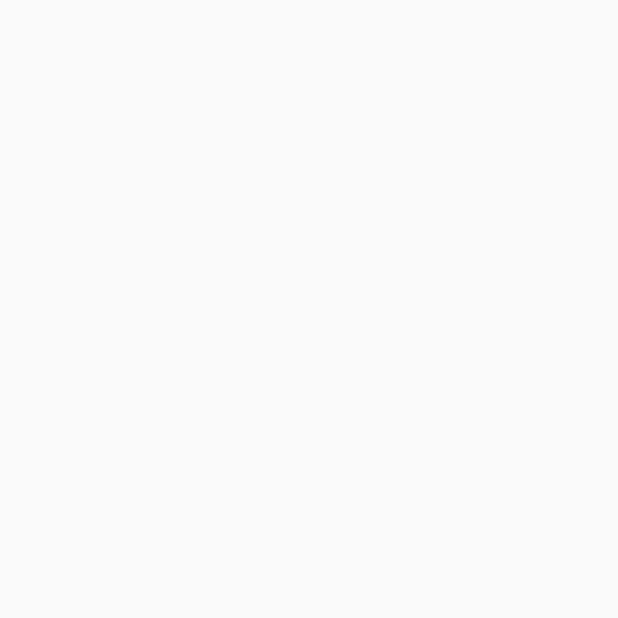
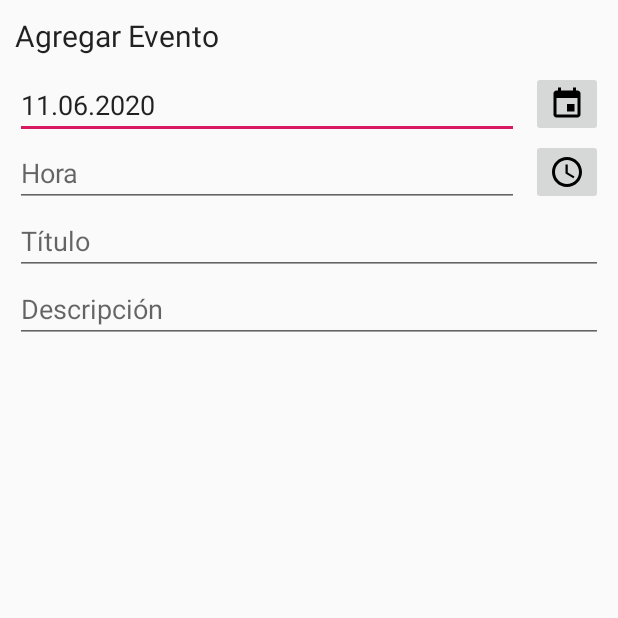
Before and after one commit to AnaBanana29/PSM_Coven, an Android app: the AgregarEventoActivity screen opened directly, with no data from a screen before it, on a phone screen of 412 x 824 dp, the top half of it. Before the commit the part shown is empty. Run offline under Robolectric (Android 15) with nearby library versions, the phone set to English and light mode, and no system bars.

Commit message:
Activity - AgregarEvento

```diff
--- a/app/build.gradle
+++ b/app/build.gradle
@@ -58,5 +58,6 @@ dependencies {
     annotationProcessor 'com.github.bumptech.glide:compiler:4.11.0'
     //noinspection GradleCompatible
     implementation 'com.android.support:cardview-v7:28.0.0'
+    implementation 'com.google.android.gms:play-services-maps:17.0.0'
 
 }
--- a/app/src/main/java/com/example/coven/AgregarEventoActivity.kt
+++ b/app/src/main/java/com/example/coven/AgregarEventoActivity.kt
@@ -1,12 +1,56 @@
 package com.example.coven
 
+import android.app.DatePickerDialog
+import android.app.TimePickerDialog
+import android.os.Bundle
+import android.widget.DatePicker
+import android.widget.EditText
+import android.widget.ImageButton
+import android.widget.Toast
 import androidx.appcompat.app.AppCompatActivity
-import android.os.Bundle
+import kotlinx.android.synthetic.main.activity_agregar_evento.*
+import java.text.SimpleDateFormat
+import java.util.*
+import javax.xml.datatype.DatatypeConstants.MONTHS
+
 
 class AgregarEventoActivity : AppCompatActivity() {
 
     override fun onCreate(savedInstanceState: Bundle?) {
+
         super.onCreate(savedInstanceState)
         setContentView(R.layout.activity_agregar_evento)
+
+        //region DatePicker
+        txt_Fecha.setText(SimpleDateFormat("dd.MM.yyyy").format(System.currentTimeMillis()))
+
+        val c = Calendar.getInstance()
+        val year = c.get(Calendar.YEAR)
+        val month = c.get(Calendar.MONTH)
+        val day = c.get(Calendar.DAY_OF_MONTH)
+
+        btn_fecha.setOnClickListener {
+
+            val dpd = DatePickerDialog(this, DatePickerDialog.OnDateSetListener { view, year, monthOfYear, dayOfMonth ->
+                // Display Selected date in TextView
+                txt_Fecha.setText("" + dayOfMonth + " " + month + ", " + year)
+            }, year, month, day)
+            dpd.show()
+
+        }
+        //endregion
+
+        //region TimePicker
+        btn_hora.setOnClickListener {
+            val cal = Calendar.getInstance()
+            val timeSetListener = TimePickerDialog.OnTimeSetListener { timePicker, hour, minute ->
+                cal.set(Calendar.HOUR_OF_DAY, hour)
+                cal.set(Calendar.MINUTE, minute)
+                txt_hora.text = SimpleDateFormat("HH:mm").format(cal.time)
+            }
+            TimePickerDialog(this, timeSetListener, cal.get(Calendar.HOUR_OF_DAY), cal.get(Calendar.MINUTE), true).show()
+        }
+        //endregion
     }
+
 }
--- a/app/src/main/java/com/example/coven/LoginActivity.kt
+++ b/app/src/main/java/com/example/coven/LoginActivity.kt
@@ -14,12 +14,12 @@ class LoginActivity : AppCompatActivity() {
 
         //region Navegación
 
-        btnEntrar.setOnClickListener{
+        btn_Entrar.setOnClickListener{
             val intent: Intent = Intent(this, HomeActivity::class.java)
             startActivity(intent)
         }
 
-        btnRegistro.setOnClickListener{
+        btn_Registro.setOnClickListener{
             val intent: Intent = Intent(this, RegistroActivity::class.java)
             startActivity(intent)
         }
--- a/app/src/main/java/com/example/coven/RegistroActivity.kt
+++ b/app/src/main/java/com/example/coven/RegistroActivity.kt
@@ -13,7 +13,7 @@ class RegistroActivity : AppCompatActivity() {
 
         //region Navegación
 
-        btnEntrar.setOnClickListener{
+        btn_Entrar.setOnClickListener{
             val intent: Intent = Intent(this, HomeActivity::class.java)
             startActivity(intent)
         }
--- /dev/null
+++ b/app/src/main/res/drawable/ic_access_time_black_24dp.xml
@@ -0,0 +1,9 @@
+<vector xmlns:android="http://schemas.android.com/apk/res/android"
+        android:width="24dp"
+        android:height="24dp"
+        android:viewportWidth="24.0"
+        android:viewportHeight="24.0">
+    <path
+        android:fillColor="#FF000000"
+        android:pathData="M11.99,2C6.47,2 2,6.48 2,12s4.47,10 9.99,10C17.52,22 22,17.52 22,12S17.52,2 11.99,2zM12,20c-4.42,0 -8,-3.58 -8,-8s3.58,-8 8,-8 8,3.58 8,8 -3.58,8 -8,8zM12.5,7H11v6l5.25,3.15 0.75,-1.23 -4.5,-2.67z"/>
+</vector>
--- a/app/src/main/res/layout/activity_agregar_evento.xml
+++ b/app/src/main/res/layout/activity_agregar_evento.xml
@@ -1,9 +1,89 @@
 <?xml version="1.0" encoding="utf-8"?>
-<androidx.constraintlayout.widget.ConstraintLayout xmlns:android="http://schemas.android.com/apk/res/android"
+<FrameLayout xmlns:android="http://schemas.android.com/apk/res/android"
     xmlns:app="http://schemas.android.com/apk/res-auto"
     xmlns:tools="http://schemas.android.com/tools"
     android:layout_width="match_parent"
     android:layout_height="match_parent"
-    tools:context=".AgregarEventoActivity">
+    tools:context=".AgregarEventoActivity"
+    android:padding="10dp">
 
-</androidx.constraintlayout.widget.ConstraintLayout>
+    <LinearLayout
+        android:layout_width="match_parent"
+        android:layout_height="match_parent"
+        android:orientation="vertical">
+
+        <TextView
+            android:layout_width="match_parent"
+            android:layout_height="wrap_content"
+            style="@style/AppTitulo"
+            android:textAlignment="textStart"
+            android:text="Agregar Evento"/>
+
+        <Space
+            android:layout_width="match_parent"
+            android:layout_height="10dp"/>
+
+        <LinearLayout
+            android:layout_width="match_parent"
+            android:layout_height="wrap_content"
+            android:orientation="horizontal">
+
+            <TextView
+                android:id="@+id/txt_Fecha"
+                android:layout_width="wrap_content"
+                android:layout_height="wrap_content"
+                style="?attr/editTextStyle"
+                android:ems="10"
+                android:inputType="date"
+                android:layout_weight="1"
+                android:hint="@string/formato_fecha"/>
+
+            <ImageButton
+                android:id="@+id/btn_fecha"
+                android:layout_width="wrap_content"
+                android:layout_height="wrap_content"
+                android:src="@drawable/ic_event_black_24dp"
+                android:layout_marginLeft="8dp"/>
+
+        </LinearLayout>
+
+        <LinearLayout
+            android:layout_width="match_parent"
+            android:layout_height="wrap_content"
+            android:orientation="horizontal">
+
+            <TextView
+                android:id="@+id/txt_hora"
+                android:layout_width="wrap_content"
+                android:layout_height="wrap_content"
+                style="?attr/editTextStyle"
+                android:ems="10"
+                android:inputType="date"
+                android:layout_weight="1"
+                android:hint="@string/formato_hora"/>
+
+            <ImageButton
+                android:id="@+id/btn_hora"
+                android:layout_width="wrap_content"
+                android:layout_height="wrap_content"
+                android:src="@drawable/ic_access_time_black_24dp"
+                android:layout_marginLeft="8dp"/>
+
+        </LinearLayout>
+
+        <EditText
+            android:id="@+id/txt_eventoTitulo"
+            android:layout_width="match_parent"
+            android:layout_height="wrap_content"
+            android:hint="Título"/>
+
+        <EditText
+            android:id="@+id/txt_eventoDescripcion"
+            android:layout_width="match_parent"
+            android:layout_height="wrap_content"
+            android:hint="Descripción"/>
+
+
+    </LinearLayout>
+
+</FrameLayout>
--- a/app/src/main/res/layout/activity_registro.xml
+++ b/app/src/main/res/layout/activity_registro.xml
@@ -64,7 +64,7 @@
         app:layout_constraintTop_toTopOf="@+id/guideline2" />
 
     <EditText
-        android:id="@+id/pwdContraseña"
+        android:id="@+id/pwd_Contraseña"
         android:layout_width="0dp"
         android:layout_height="wrap_content"
         android:layout_marginStart="24dp"
@@ -78,7 +78,7 @@
         app:layout_constraintTop_toBottomOf="@+id/txtCorreo" />
 
     <Button
-        android:id="@+id/btnEntrar"
+        android:id="@+id/btn_Entrar"
         android:layout_width="0dp"
         android:layout_height="wrap_content"
         android:layout_marginStart="24dp"
@@ -87,7 +87,7 @@
         android:text="Confirmar"
         app:layout_constraintEnd_toEndOf="parent"
         app:layout_constraintStart_toStartOf="parent"
-        app:layout_constraintTop_toBottomOf="@+id/pwdContraseña" />
+        app:layout_constraintTop_toBottomOf="@+id/pwd_Contraseña" />
 
     <androidx.constraintlayout.widget.Guideline
         android:id="@+id/guideline2"
--- a/app/src/main/res/layout/fragment_eventos.xml
+++ b/app/src/main/res/layout/fragment_eventos.xml
@@ -24,6 +24,7 @@
                 android:text="Eventos"/>
 
             <androidx.cardview.widget.CardView
+                android:id="@+id/cv_AgregarEvento"
                 android:layout_width="wrap_content"
                 android:layout_height="wrap_content"
                 android:layout_margin="6dp"
--- a/app/src/main/res/values/strings.xml
+++ b/app/src/main/res/values/strings.xml
@@ -5,6 +5,9 @@
     <string name="title_dashboard">Dashboard</string>
     <string name="title_notifications">Notifications</string>
 
+    <string name="formato_fecha">Fecha</string>
+    <string name="formato_hora">Hora</string>
+
     <!-- TODO: Remove or change this placeholder text -->
     <string name="hello_blank_fragment">Hello blank fragment</string>
 </resources>
--- a/app/src/main/res/values/styles.xml
+++ b/app/src/main/res/values/styles.xml
@@ -8,4 +8,10 @@
         <item name="colorAccent">@color/colorAccent</item>
     </style>
 
+    <style name="AppTitulo" parent="AppTheme">
+
+        <item name="android:textSize">20dp</item>
+
+    </style>
+
 </resources>
```
Also changed, not shown: app/src/main/java/com/example/coven/fragments/EventosFragment.kt (+7 -0 lines), app/src/main/res/layout/activity_main.xml (+10 -10 lines).
